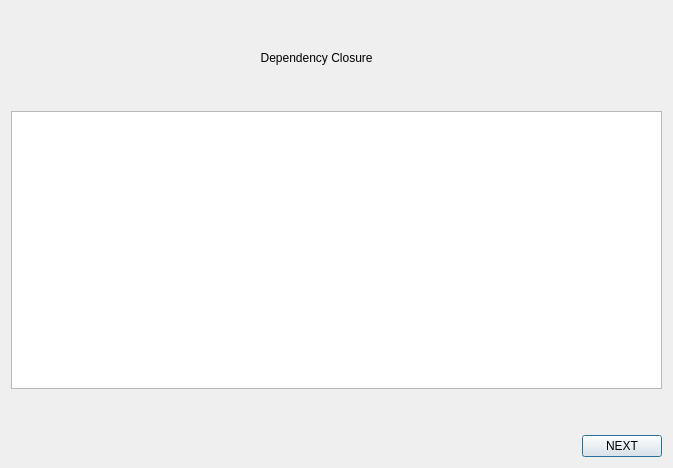
This is dialog_closure_view.ui in shanidchamal/ADN as Qt 5 draws it before an edit. The edited form follows.
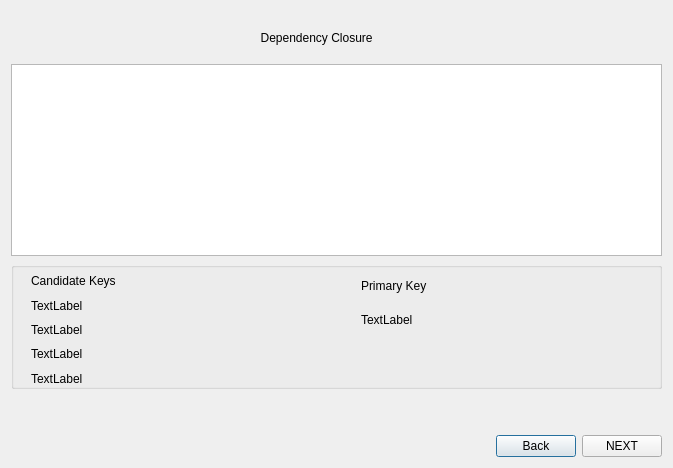
This is the edited form.

Commit message: {Sprint 3} added dependency_closure,ck,pk generated

The edit to the form file:
```diff
--- a/dialog_closure_view.ui
+++ b/dialog_closure_view.ui
@@ -25,7 +25,7 @@
      <property name="sizeHint" stdset="0">
       <size>
        <width>20</width>
-       <height>40</height>
+       <height>20</height>
       </size>
      </property>
     </spacer>
@@ -50,13 +50,119 @@
        <property name="sizeHint" stdset="0">
         <size>
          <width>20</width>
-         <height>40</height>
+         <height>13</height>
         </size>
        </property>
       </spacer>
      </item>
      <item>
-      <widget class="QTableWidget" name="tableClosure"/>
+      <widget class="QTableWidget" name="tableClosure">
+       <property name="sizePolicy">
+        <sizepolicy hsizetype="Expanding" vsizetype="Expanding">
+         <horstretch>0</horstretch>
+         <verstretch>0</verstretch>
+        </sizepolicy>
+       </property>
+      </widget>
+     </item>
+     <item>
+      <widget class="QGroupBox" name="groupBox">
+       <property name="sizePolicy">
+        <sizepolicy hsizetype="Preferred" vsizetype="Expanding">
+         <horstretch>0</horstretch>
+         <verstretch>0</verstretch>
+        </sizepolicy>
+       </property>
+       <property name="minimumSize">
+        <size>
+         <width>0</width>
+         <height>0</height>
+        </size>
+       </property>
+       <property name="title">
+        <string/>
+       </property>
+       <widget class="QWidget" name="">
+        <property name="geometry">
+         <rect>
+          <x>20</x>
+          <y>10</y>
+          <width>241</width>
+          <height>140</height>
+         </rect>
+        </property>
+        <layout class="QVBoxLayout" name="verticalLayout_3">
+         <item>
+          <widget class="QLabel" name="label_2">
+           <property name="text">
+            <string>Candidate Keys</string>
+           </property>
+          </widget>
+         </item>
+         <item>
+          <widget class="QLabel" name="label_3">
+           <property name="text">
+            <string>TextLabel</string>
+           </property>
+          </widget>
+         </item>
+         <item>
+          <widget class="QLabel" name="label_7">
+           <property name="text">
+            <string>TextLabel</string>
+           </property>
+          </widget>
+         </item>
+         <item>
+          <widget class="QLabel" name="label_4">
+           <property name="text">
+            <string>TextLabel</string>
+           </property>
+          </widget>
+         </item>
+         <item>
+          <widget class="QLabel" name="label_5">
+           <property name="text">
+            <string>TextLabel</string>
+           </property>
+          </widget>
+         </item>
+         <item>
+          <widget class="QLabel" name="label_6">
+           <property name="text">
+            <string>TextLabel</string>
+           </property>
+          </widget>
+         </item>
+        </layout>
+       </widget>
+       <widget class="QWidget" name="">
+        <property name="geometry">
+         <rect>
+          <x>350</x>
+          <y>10</y>
+          <width>231</width>
+          <height>61</height>
+         </rect>
+        </property>
+        <layout class="QVBoxLayout" name="verticalLayout_4">
+         <item>
+          <widget class="QLabel" name="label_8">
+           <property name="text">
+            <string>Primary Key</string>
+           </property>
+          </widget>
+         </item>
+         <item>
+          <widget class="QLabel" name="label_9">
+           <property name="text">
+            <string>TextLabel</string>
+           </property>
+          </widget>
+         </item>
+        </layout>
+       </widget>
+      </widget>
      </item>
      <item>
       <spacer name="verticalSpacer">
@@ -89,6 +195,13 @@
          </property>
         </spacer>
        </item>
+       <item>
+        <widget class="QPushButton" name="backButton">
+         <property name="text">
+          <string>Back</string>
+         </property>
+        </widget>
+       </item>
        <item>
         <widget class="QPushButton" name="nextButton">
          <property name="text">
```
The commit also changes 10 other files.
